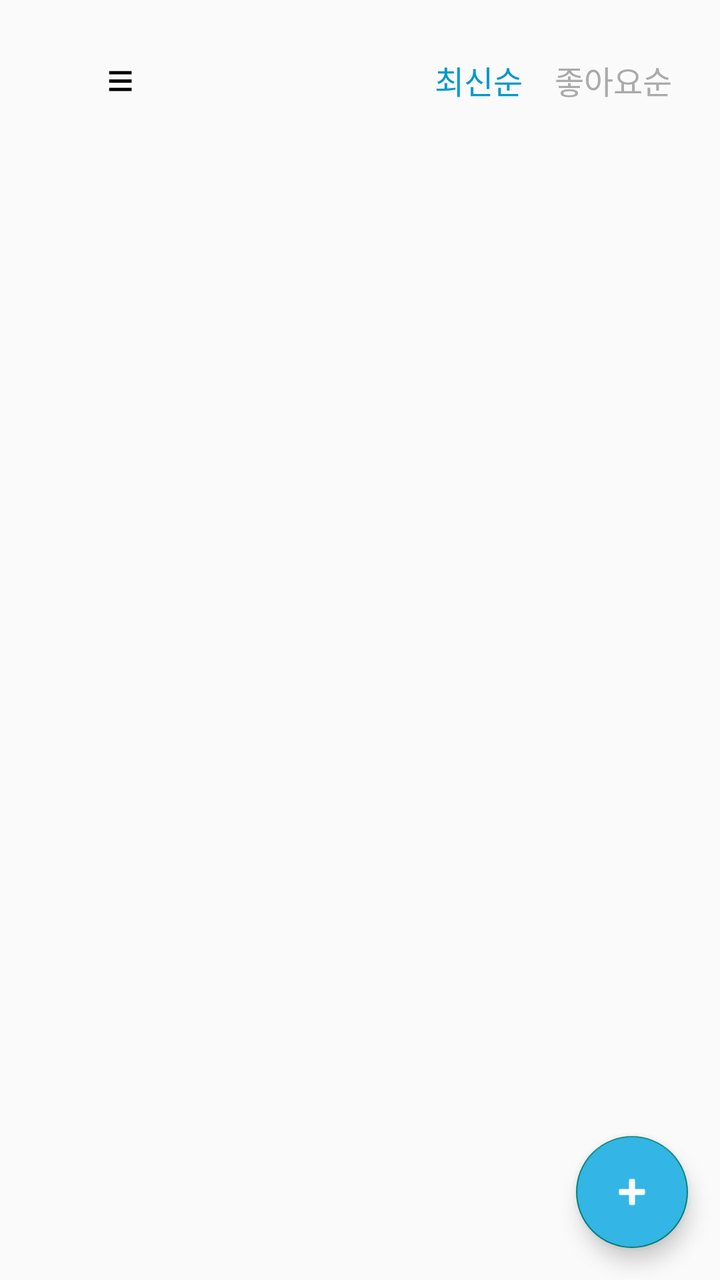
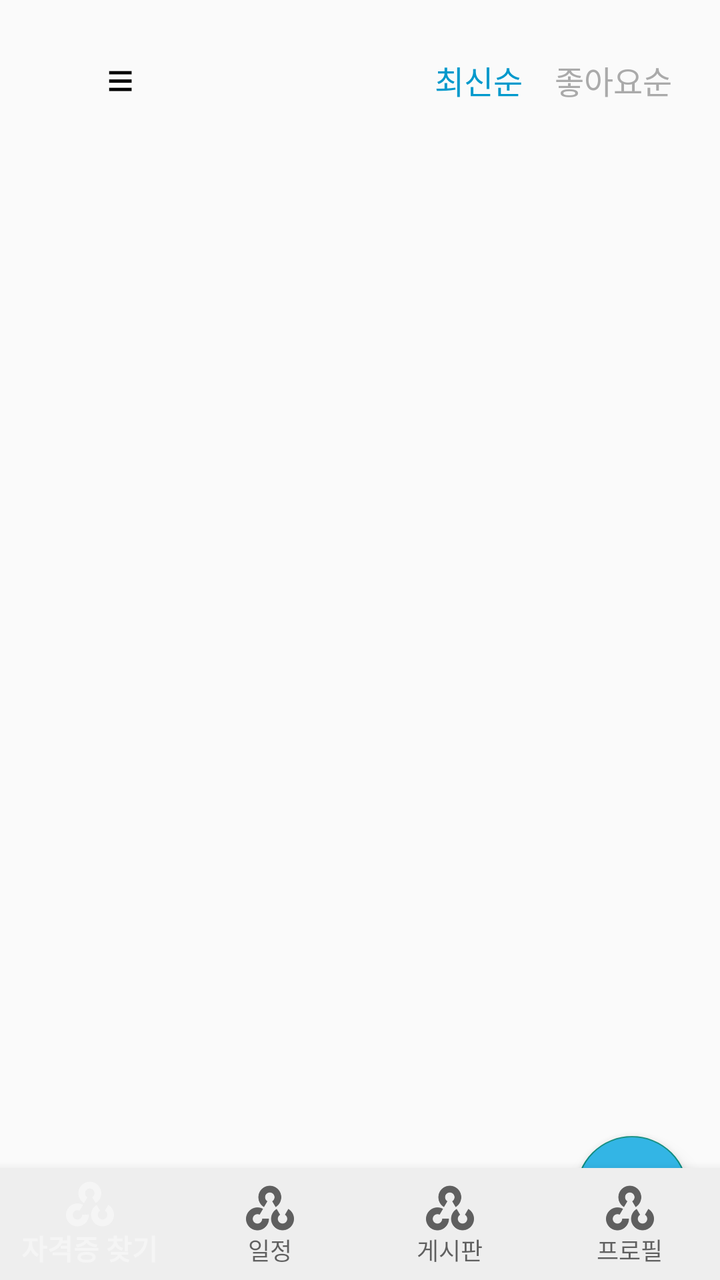

Before-and-after screenshots of an Android layout around one commit, followed by the original layout XML and the change that was made.
<!-- AndroidManifest.xml: activity theme Theme.AppCompat.Light.NoActionBar -->
<!-- res/layout/activity_post_list.xml -->
<androidx.drawerlayout.widget.DrawerLayout
    xmlns:android="http://schemas.android.com/apk/res/android"
    xmlns:app="http://schemas.android.com/apk/res-auto"
    android:id="@+id/drawerLayout"

    android:layout_width="match_parent"
    android:layout_height="match_parent"
    android:layout_marginTop="24dp">

    
    <FrameLayout
        android:layout_width="match_parent"
        android:layout_height="match_parent">

        <LinearLayout
            android:orientation="vertical"
            android:layout_width="match_parent"
            android:layout_height="match_parent"
            android:padding="16dp">

            
            <LinearLayout
                android:layout_width="match_parent"
                android:layout_height="wrap_content"
                android:orientation="horizontal"
                android:gravity="center_vertical"
                android:paddingBottom="12dp">

                
                <Button
                    android:id="@+id/btnHamburger"
                    android:layout_width="wrap_content"
                    android:layout_height="wrap_content"
                    android:text="≡"
                    android:textSize="24sp"
                    android:background="@android:color/transparent"
                    android:textColor="@android:color/black"
                    android:elevation="10dp" />

                
                <View
                    android:layout_width="0dp"
                    android:layout_height="1dp"
                    android:layout_weight="1" />

                
                <TextView
                    android:id="@+id/btnSortLatest"
                    android:layout_width="wrap_content"
                    android:layout_height="wrap_content"
                    android:text="최신순"
                    android:textColor="@android:color/holo_blue_dark"
                    android:padding="8dp"
                    android:textSize="16sp" />

                <TextView
                    android:id="@+id/btnSortLikes"
                    android:layout_width="wrap_content"
                    android:layout_height="wrap_content"
                    android:text="좋아요순"
                    android:textColor="@android:color/darker_gray"
                    android:padding="8dp"
                    android:textSize="16sp" />
            </LinearLayout>

            
            <androidx.recyclerview.widget.RecyclerView
                android:id="@+id/postRecyclerView"
                android:layout_width="match_parent"
                android:layout_height="0dp"
                android:layout_weight="1"
                android:scrollbars="vertical"
                android:clipToPadding="false"
                android:paddingBottom="8dp" />
        </LinearLayout>

        
        <com.google.android.material.floatingactionbutton.FloatingActionButton
            android:id="@+id/fabWritePost"
            android:layout_width="wrap_content"
            android:layout_height="wrap_content"
            android:layout_gravity="bottom|end"
            android:layout_margin="16dp"
            android:layout_marginBottom="10dp"
            android:src="@android:drawable/ic_input_add"
            android:contentDescription="게시글 작성"
            android:tint="@android:color/white"
            android:backgroundTint="@android:color/holo_blue_light" />
    </FrameLayout>

    
    <com.google.android.material.navigation.NavigationView
        android:id="@+id/navigationView"
        android:layout_width="match_parent"
        android:layout_height="match_parent"
        android:layout_gravity="start"
        android:background="@android:color/white"
        android:fitsSystemWindows="true"
        app:headerLayout="@layout/drawer_header" />
</androidx.drawerlayout.widget.DrawerLayout>
<!-- res/layout/drawer_header.xml (included above) -->
<LinearLayout xmlns:android="http://schemas.android.com/apk/res/android"
    android:orientation="vertical"
    android:padding="16dp"
    android:layout_width="match_parent"
    android:layout_height="wrap_content"
    android:background="@android:color/holo_blue_light">

    <TextView
        android:id="@+id/textUserEmail"
        android:layout_width="wrap_content"
        android:layout_height="wrap_content"
        android:text="이메일"
        android:textColor="@android:color/white"
        android:textSize="18sp"
        android:textStyle="bold" />

    <Button
        android:id="@+id/btnLogout"
        android:layout_width="wrap_content"
        android:layout_height="wrap_content"
        android:text="로그아웃"
        android:layout_marginTop="8dp"
        android:backgroundTint="@android:color/holo_red_light"
        android:textColor="@android:color/white"/>
</LinearLayout>
<!-- resources referenced by this layout -->
<resources>

</resources>

<!-- the commit's change to res/layout/activity_post_list.xml (unified diff, before → after) -->
@@ -1,8 +1,8 @@
+<?xml version="1.0" encoding="utf-8"?>
 <androidx.drawerlayout.widget.DrawerLayout
     xmlns:android="http://schemas.android.com/apk/res/android"
     xmlns:app="http://schemas.android.com/apk/res-auto"
     android:id="@+id/drawerLayout"
-
     android:layout_width="match_parent"
     android:layout_height="match_parent"
     android:layout_marginTop="24dp">
@@ -12,6 +12,7 @@
         android:layout_width="match_parent"
         android:layout_height="match_parent">
 
+        
         <LinearLayout
             android:orientation="vertical"
             android:layout_width="match_parent"
@@ -81,11 +82,22 @@
             android:layout_height="wrap_content"
             android:layout_gravity="bottom|end"
             android:layout_margin="16dp"
-            android:layout_marginBottom="10dp"
-            android:src="@android:drawable/ic_input_add"
-            android:contentDescription="게시글 작성"
-            android:tint="@android:color/white"
-            android:backgroundTint="@android:color/holo_blue_light" />
+            android:layout_marginBottom="64dp"
+        android:src="@android:drawable/ic_input_add"
+        android:contentDescription="게시글 작성"
+        android:tint="@android:color/white"
+        android:backgroundTint="@android:color/holo_blue_light" />
+
+        
+        <com.google.android.material.bottomnavigation.BottomNavigationView
+            android:id="@+id/bottomNav"
+            android:layout_width="match_parent"
+            android:layout_height="wrap_content"
+            android:layout_gravity="bottom"
+            android:background="#EEEEEE"
+            android:elevation="8dp"
+            app:menu="@menu/menu_bottom_nav"
+            app:labelVisibilityMode="labeled" />
     </FrameLayout>
 
     
